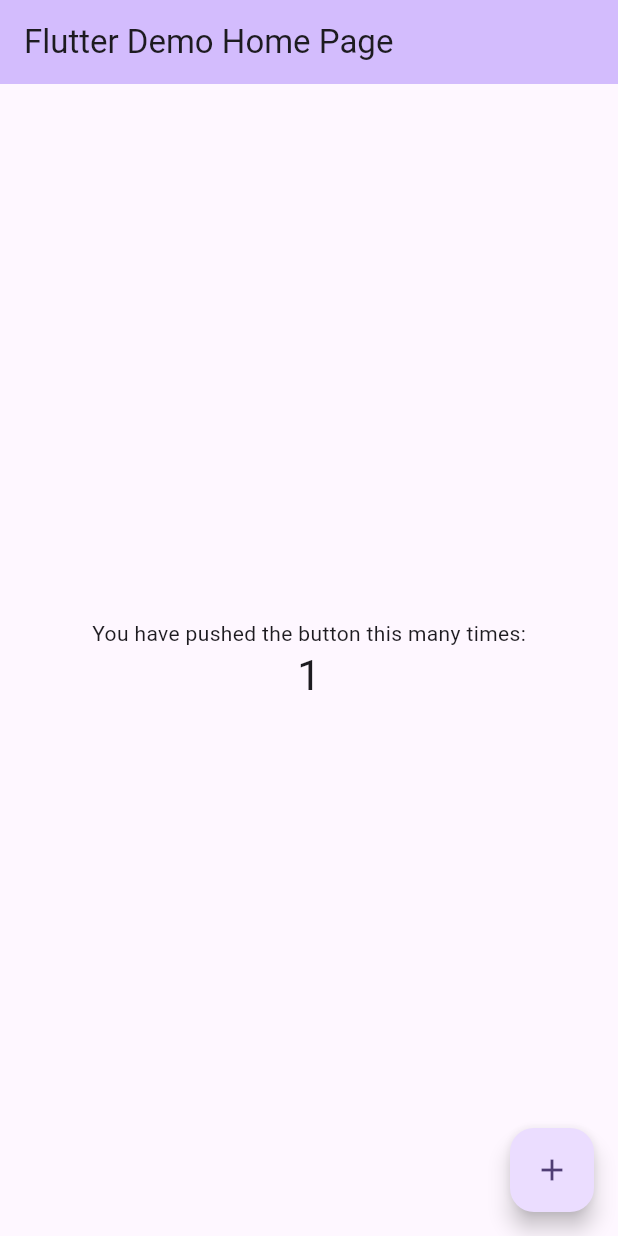
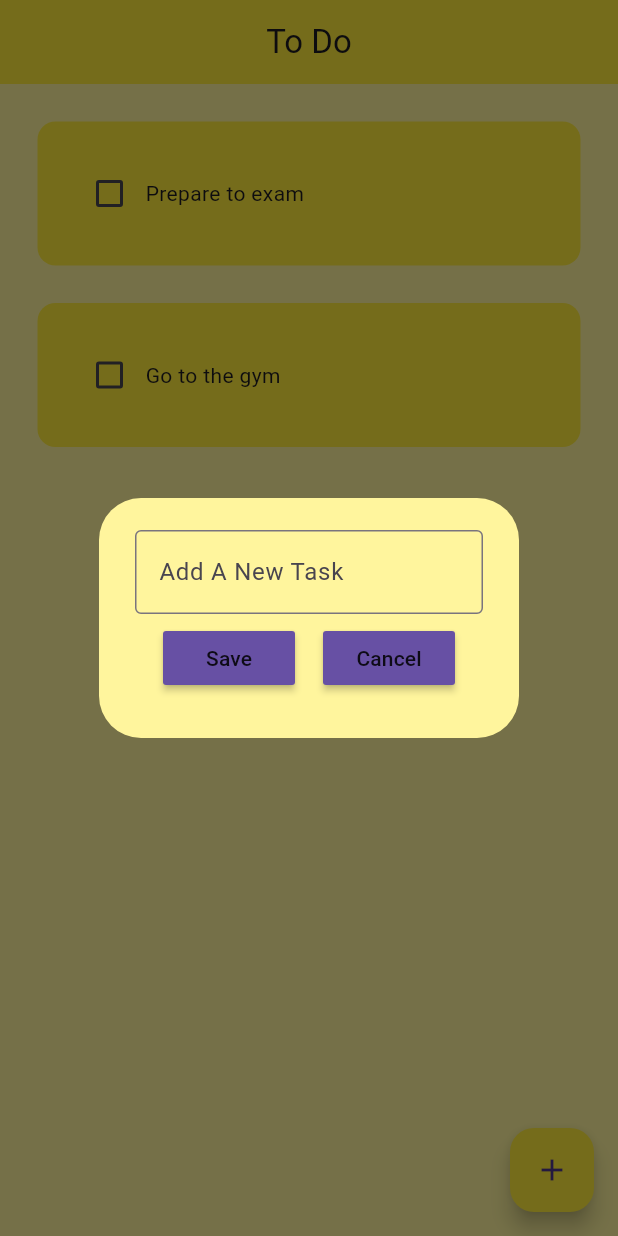
Before and after one commit to Raashi-d/Todo_App, a Flutter app: the screen it shows after launch, after a tap on the "add" icon, on a phone screen of 412 x 824 dp. Run offline on Flutter 3.47's test engine with Material 3 defaults, Android fonts, the phone set to English and light mode, and no system bars.

Commit message:
half of the code done

```diff
--- a/tudo_app/lib/main.dart
+++ b/tudo_app/lib/main.dart
@@ -1,4 +1,7 @@
+// ignore_for_file: prefer_const_constructors
+
 import 'package:flutter/material.dart';
+import 'package:tudo_app/pages/home_page.dart';
 
 void main() {
   runApp(const MyApp());
@@ -11,115 +14,17 @@ class MyApp extends StatelessWidget {
   @override
   Widget build(BuildContext context) {
     return MaterialApp(
-      title: 'Flutter Demo',
+      debugShowCheckedModeBanner: false,
+      home : HomePage(),
       theme: ThemeData(
-        // This is the theme of your application.
-        //
-        // TRY THIS: Try running your application with "flutter run". You'll see
-        // the application has a purple toolbar. Then, without quitting the app,
-        // try changing the seedColor in the colorScheme below to Colors.green
-        // and then invoke "hot reload" (save your changes or press the "hot
-        // reload" button in a Flutter-supported IDE, or press "r" if you used
-        // the command line to start the app).
-        //
-        // Notice that the counter didn't reset back to zero; the application
-        // state is not lost during the reload. To reset the state, use hot
-        // restart instead.
-        //
-        // This works for code too, not just values: Most code changes can be
-        // tested with just a hot reload.
-        colorScheme: ColorScheme.fromSeed(seedColor: Colors.deepPurple),
-        useMaterial3: true,
+        primarySwatch: Colors.yellow,
+        appBarTheme: AppBarTheme(
+          backgroundColor: Colors.yellow,
+        ),
+        floatingActionButtonTheme: FloatingActionButtonThemeData(
+          backgroundColor: Colors.yellow,
+        ),
       ),
-      home: const MyHomePage(title: 'Flutter Demo Home Page'),
     );
   }
 }
-
-class MyHomePage extends StatefulWidget {
-  const MyHomePage({super.key, required this.title});
-
-  // This widget is the home page of your application. It is stateful, meaning
-  // that it has a State object (defined below) that contains fields that affect
-  // how it looks.
-
-  // This class is the configuration for the state. It holds the values (in this
-  // case the title) provided by the parent (in this case the App widget) and
-  // used by the build method of the State. Fields in a Widget subclass are
-  // always marked "final".
-
-  final String title;
-
-  @override
-  State<MyHomePage> createState() => _MyHomePageState();
-}
-
-class _MyHomePageState extends State<MyHomePage> {
-  int _counter = 0;
-
-  void _incrementCounter() {
-    setState(() {
-      // This call to setState tells the Flutter framework that something has
-      // changed in this State, which causes it to rerun the build method below
-      // so that the display can reflect the updated values. If we changed
-      // _counter without calling setState(), then the build method would not be
-      // called again, and so nothing would appear to happen.
-      _counter++;
-    });
-  }
-
-  @override
-  Widget build(BuildContext context) {
-    // This method is rerun every time setState is called, for instance as done
-    // by the _incrementCounter method above.
-    //
-    // The Flutter framework has been optimized to make rerunning build methods
-    // fast, so that you can just rebuild anything that needs updating rather
-    // than having to individually change instances of widgets.
-    return Scaffold(
-      appBar: AppBar(
-        // TRY THIS: Try changing the color here to a specific color (to
-        // Colors.amber, perhaps?) and trigger a hot reload to see the AppBar
-        // change color while the other colors stay the same.
-        backgroundColor: Theme.of(context).colorScheme.inversePrimary,
-        // Here we take the value from the MyHomePage object that was created by
-        // the App.build method, and use it to set our appbar title.
-        title: Text(widget.title),
-      ),
-      body: Center(
-        // Center is a layout widget. It takes a single child and positions it
-        // in the middle of the parent.
-        child: Column(
-          // Column is also a layout widget. It takes a list of children and
-          // arranges them vertically. By default, it sizes itself to fit its
-          // children horizontally, and tries to be as tall as its parent.
-          //
-          // Column has various properties to control how it sizes itself and
-          // how it positions its children. Here we use mainAxisAlignment to
-          // center the children vertically; the main axis here is the vertical
-          // axis because Columns are vertical (the cross axis would be
-          // horizontal).
-          //
-          // TRY THIS: Invoke "debug painting" (choose the "Toggle Debug Paint"
-          // action in the IDE, or press "p" in the console), to see the
-          // wireframe for each widget.
-          mainAxisAlignment: MainAxisAlignment.center,
-          children: <Widget>[
-            const Text(
-              'You have pushed the button this many times:',
-            ),
-            Text(
-              '$_counter',
-              style: Theme.of(context).textTheme.headlineMedium,
-            ),
-          ],
-        ),
-      ),
-      floatingActionButton: FloatingActionButton(
-        onPressed: _incrementCounter,
-        tooltip: 'Increment',
-        child: const Icon(Icons.add),
-      ), // This trailing comma makes auto-formatting nicer for build methods.
-    );
-  }
-}
--- /dev/null
+++ b/tudo_app/lib/pages/home_page.dart
@@ -0,0 +1,88 @@
+// ignore_for_file: prefer_const_constructors, prefer_const_literals_to_create_immutables
+
+import 'package:flutter/material.dart';
+import 'package:tudo_app/util/dialog_box.dart';
+import 'package:tudo_app/util/todo_tile.dart';
+
+class HomePage extends StatefulWidget {
+  const HomePage({super.key});
+
+  @override
+  State<HomePage> createState() => _HomePageState();
+}
+
+class _HomePageState extends State<HomePage> {
+  final _controller = TextEditingController();
+
+  List toDoList = [
+    ["Prepare to exam", false],
+    ["Go to the gym", false],
+  ];
+
+
+  //check box tapped
+  void checkBoxChanged(bool? value, int index){
+    setState(() {
+      toDoList[index][1] = value!;
+    });
+  }
+
+  //save new task
+  void saveNewTask(){
+    setState(() {
+      toDoList.add([_controller.text, false]);
+      _controller.clear();
+    });
+    Navigator.pop(context);
+  }
+
+  //create new task
+  void createNewTask(){
+    showDialog(
+      context: context,
+      builder: (context){
+        return DialogBox(
+          controller: _controller, // give access to the input of the dialog box
+          onSaved: saveNewTask, // save the new task
+          onCancel: () => Navigator.pop(context), // close the dialog box
+        );
+      },
+
+    );
+  }
+
+  //delete task
+  void deleteTask(int index){
+    setState(() {
+      toDoList.removeAt(index);
+    });
+  }
+
+  @override
+  Widget build(BuildContext context) {
+    return Scaffold(
+      backgroundColor: Colors.yellow[200],
+      appBar: AppBar(
+        title: const Text('To Do',),
+        centerTitle: true,
+      ),
+      floatingActionButton: FloatingActionButton(
+        onPressed: createNewTask,
+        child: const Icon(Icons.add),
+      ),
+
+
+      body: ListView.builder(
+        itemCount: toDoList.length,
+        itemBuilder:(context, index){
+          return TodoTile(
+            taskName: toDoList[index][0],
+            taskCompleted: toDoList[index][1],
+            onChanged: (value) =>checkBoxChanged(value, index),
+            //deleteFunction: (context) => deleteTask,
+          );
+        } ,
+      ),
+    );
+  }
+}
--- /dev/null
+++ b/tudo_app/lib/util/dialog_box.dart
@@ -0,0 +1,59 @@
+// ignore_for_file: prefer_typing_uninitialized_variables, prefer_const_constructors
+
+import 'package:flutter/material.dart';
+import 'package:tudo_app/util/my_button.dart';
+
+class DialogBox extends StatelessWidget {
+
+  final controller;
+  VoidCallback onSaved;
+  VoidCallback onCancel;
+
+  DialogBox({
+    super.key,
+    required this.controller,
+    required this.onSaved,
+    required this.onCancel,
+  });
+
+  @override
+  Widget build(BuildContext context) {
+    return AlertDialog(
+      backgroundColor: Colors.yellow[200],
+      content:
+      Container(
+        height: 120,
+        child: Column(
+          mainAxisAlignment: MainAxisAlignment.spaceEvenly,
+          children: [
+            //to get user input
+            TextField(
+              controller: controller,
+              decoration: InputDecoration(
+                border: OutlineInputBorder(),
+                hintText: "Add A New Task"
+              ),
+            ),
+
+            //buttons => save & cancel
+            Row(
+              mainAxisAlignment: MainAxisAlignment.spaceEvenly,
+             children: [
+              // save button
+              MyButton(
+                text: "Save",
+                onPressed: onSaved,
+              ),
+              // cancel button
+              MyButton(
+                text: "Cancel",
+                onPressed: onCancel,
+              ),
+            ],
+
+            )
+        ],),
+      )
+    );
+  }
+}
--- /dev/null
+++ b/tudo_app/lib/util/my_button.dart
@@ -0,0 +1,22 @@
+import 'package:flutter/material.dart';
+
+class MyButton extends StatelessWidget {
+
+  final String text;
+  VoidCallback onPressed;
+
+  MyButton({
+    super.key,
+    required this.text,
+    required this.onPressed,
+  });
+
+  @override
+  Widget build(BuildContext context) {
+    return MaterialButton(
+      color: Theme.of(context).primaryColor,
+      onPressed: onPressed,
+      child: Text(text),
+    );
+  }
+}
--- /dev/null
+++ b/tudo_app/lib/util/todo_tile.dart
@@ -0,0 +1,46 @@
+// ignore_for_file: sort_child_properties_last, prefer_const_constructors, prefer_const_literals_to_create_immutables
+
+import 'package:flutter/material.dart';
+
+class TodoTile extends StatelessWidget {
+
+  final String taskName;
+  final bool taskCompleted;
+  Function(bool?)? onChanged;
+
+
+  TodoTile({super.key,
+    required this.taskName,
+    required this.taskCompleted,
+    this.onChanged,
+  });
+
+  @override
+  Widget build(BuildContext context) {
+    return Padding(
+      padding: const EdgeInsets.only(left: 25, right: 25, top: 25),
+      child: Container(
+        padding: const EdgeInsets.all(24.0),
+        child:
+        Row(
+          children: [
+            // Checkbox
+            Checkbox(
+              value: taskCompleted,
+              onChanged: onChanged,
+              activeColor: Colors.black,
+            ),
+
+            // Task Name
+            Text(taskName,
+              style: TextStyle(decoration: taskCompleted? TextDecoration.lineThrough:TextDecoration.none),),
+          ],
+        ),
+        decoration: BoxDecoration(
+          color: Colors.yellow,
+          borderRadius: BorderRadius.circular(12),
+        ),
+      ),
+    );
+  }
+}
```
